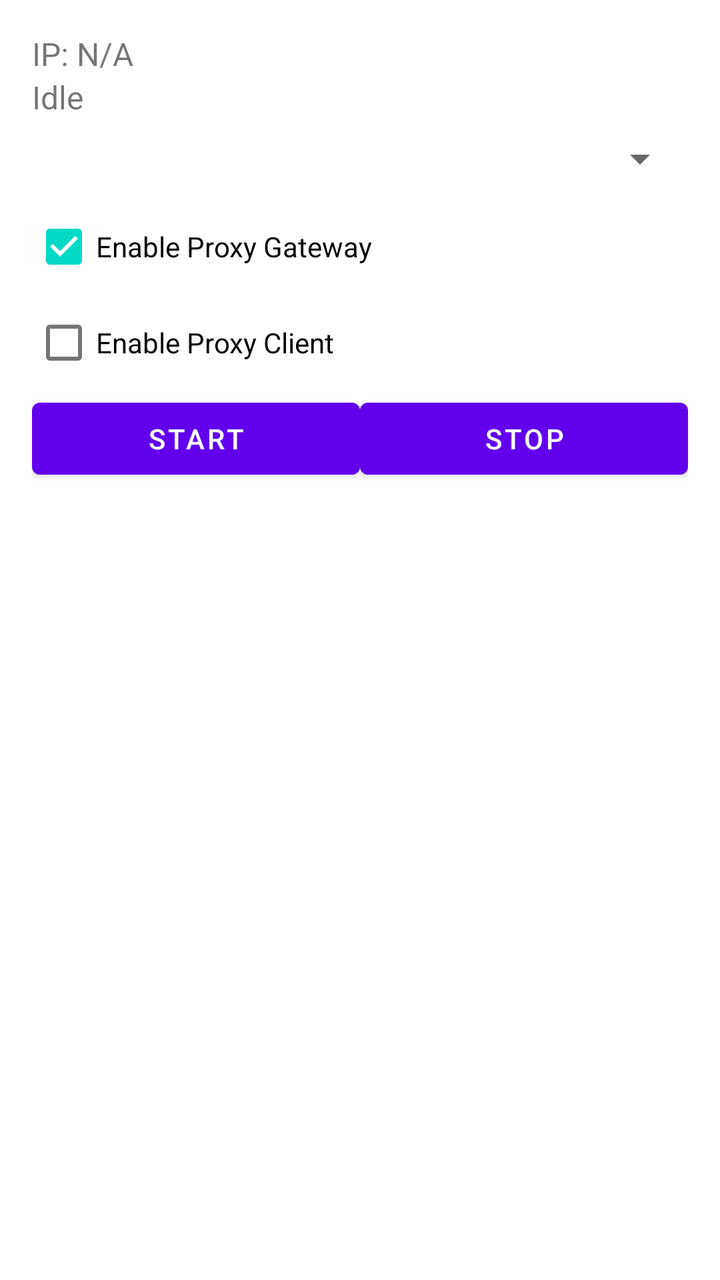
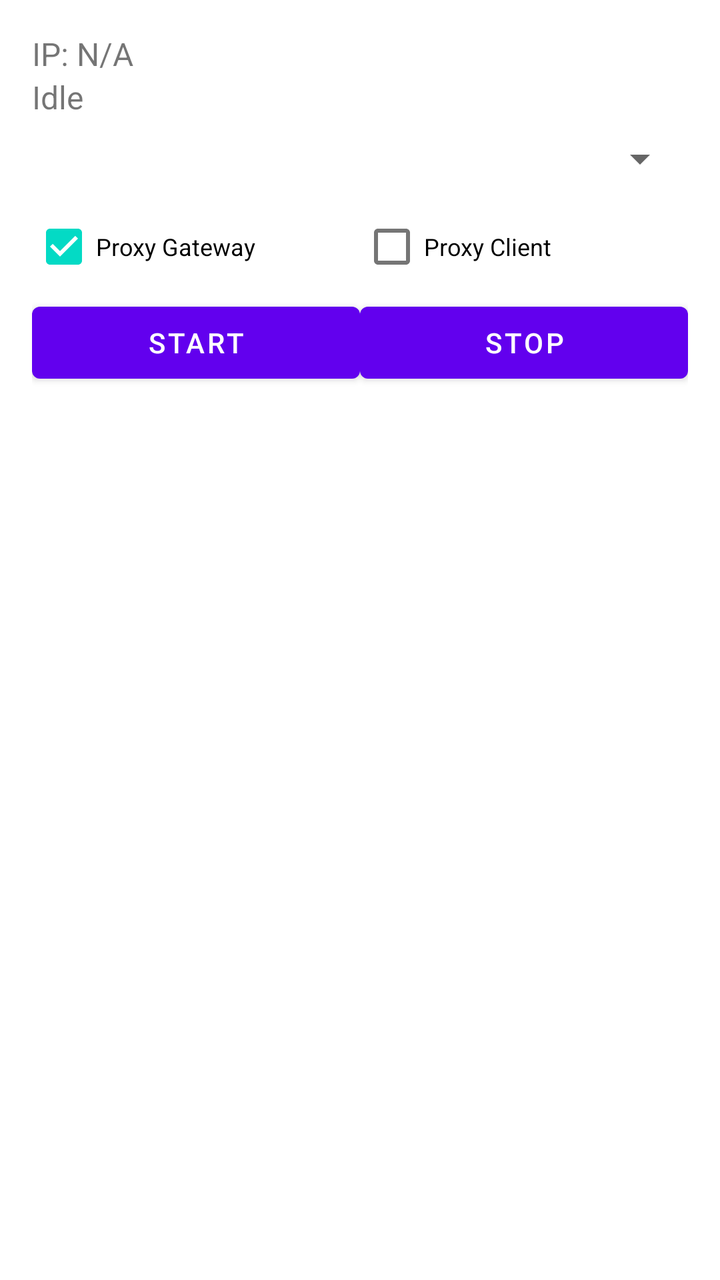

Screens rendered from an Android XML layout before and after an edit, with the pre-edit source and the edit as a unified diff.
<!-- AndroidManifest.xml: application theme Theme.MyApplication -->
<!-- res/layout/header_layout.xml -->
<?xml version="1.0" encoding="utf-8"?>
<LinearLayout xmlns:android="http://schemas.android.com/apk/res/android"
    android:layout_width="match_parent"
    android:layout_height="wrap_content"
    android:orientation="vertical"
    android:padding="16dp">

    <TextView
        android:id="@+id/ipAddressText"
        android:layout_width="wrap_content"
        android:layout_height="wrap_content"
        android:text="IP: N/A"
        android:textSize="16sp" />

    <TextView
        android:id="@+id/statusText"
        android:layout_width="wrap_content"
        android:layout_height="wrap_content"
        android:text="Idle"
        android:textSize="16sp" />
        
    <Spinner
        android:id="@+id/comms_mode_spinner"
        android:layout_width="match_parent"
        android:layout_height="wrap_content"
        android:layout_marginTop="8dp"/>

    <CheckBox
        android:id="@+id/proxyGatewayCheck"
        android:layout_width="wrap_content"
        android:layout_height="wrap_content"
        android:layout_marginTop="8dp"
        android:checked="true"
        android:text="Enable Proxy Gateway" />

    <CheckBox
        android:id="@+id/proxyClientCheck"
        android:layout_width="wrap_content"
        android:layout_height="wrap_content"
        android:text="Enable Proxy Client" />

    <LinearLayout
        android:layout_width="match_parent"
        android:layout_height="wrap_content"
        android:orientation="horizontal">

        <Button
            android:id="@+id/startButton"
            android:layout_width="0dp"
            android:layout_height="wrap_content"
            android:layout_weight="1"
            android:text="Start" />

        <Button
            android:id="@+id/stopButton"
            android:layout_width="0dp"
            android:layout_height="wrap_content"
            android:layout_weight="1"
            android:text="Stop" />

    </LinearLayout>

</LinearLayout>
<!-- resources referenced by this layout -->
<resources>
  <style name="Theme.MyApplication" parent="Theme.MaterialComponents.DayNight.DarkActionBar">
          
          <item name="colorPrimary">@color/purple_500</item>
          <item name="colorPrimaryVariant">@color/purple_700</item>
          <item name="colorOnPrimary">@color/white</item>
          
          <item name="colorSecondary">@color/teal_200</item>
          <item name="colorSecondaryVariant">@color/teal_700</item>
          <item name="colorOnSecondary">@color/black</item>
          
          <item name="android:statusBarColor">?attr/colorPrimaryVariant</item>
          
      </style>
  <color name="purple_500">#FF6200EE</color>
  <color name="purple_700">#FF3700B3</color>
  <color name="white">#FFFFFFFF</color>
  <color name="teal_200">#FF03DAC5</color>
  <color name="teal_700">#FF018786</color>
  <color name="black">#FF000000</color>
</resources>

<!-- the commit's change to res/layout/header_layout.xml (unified diff, before → after) -->
@@ -25,19 +25,34 @@
         android:layout_height="wrap_content"
         android:layout_marginTop="8dp"/>
 
-    <CheckBox
-        android:id="@+id/proxyGatewayCheck"
-        android:layout_width="wrap_content"
+    <LinearLayout
+        android:layout_width="match_parent"
         android:layout_height="wrap_content"
         android:layout_marginTop="8dp"
-        android:checked="true"
-        android:text="Enable Proxy Gateway" />
+        android:orientation="horizontal">
 
-    <CheckBox
-        android:id="@+id/proxyClientCheck"
-        android:layout_width="wrap_content"
-        android:layout_height="wrap_content"
-        android:text="Enable Proxy Client" />
+        <CheckBox
+            android:id="@+id/proxyGatewayCheck"
+            android:layout_width="0dp"
+            android:layout_height="wrap_content"
+            android:layout_weight="1"
+            android:checked="true"
+            android:text="Proxy Gateway"
+            android:textSize="12sp"
+            android:singleLine="true"
+            android:ellipsize="end" />
+
+        <CheckBox
+            android:id="@+id/proxyClientCheck"
+            android:layout_width="0dp"
+            android:layout_height="wrap_content"
+            android:layout_weight="1"
+            android:text="Proxy Client"
+            android:textSize="12sp"
+            android:singleLine="true"
+            android:ellipsize="end" />
+
+    </LinearLayout>
 
     <LinearLayout
         android:layout_width="match_parent"
